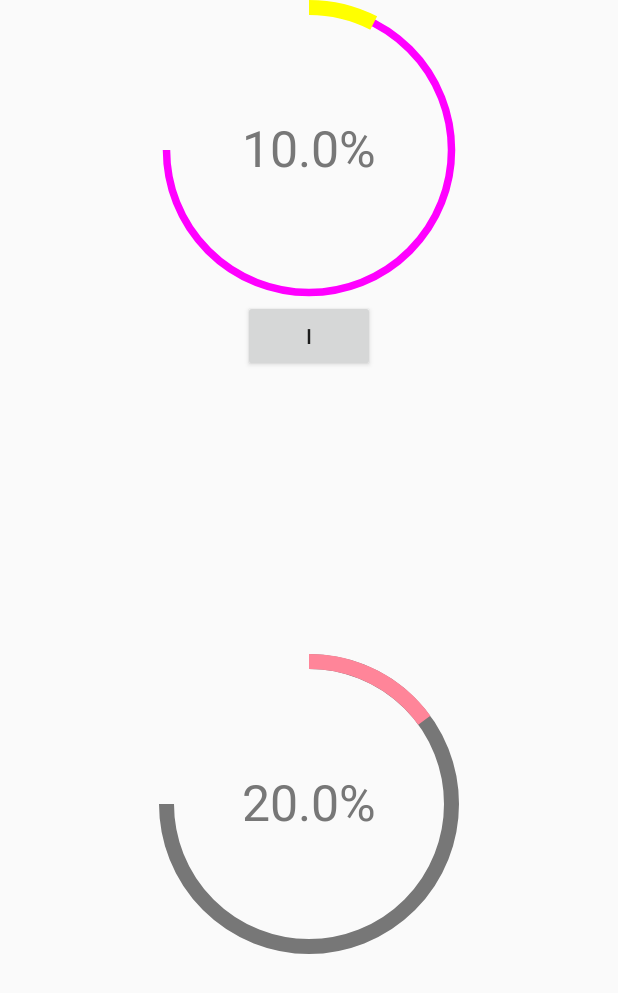
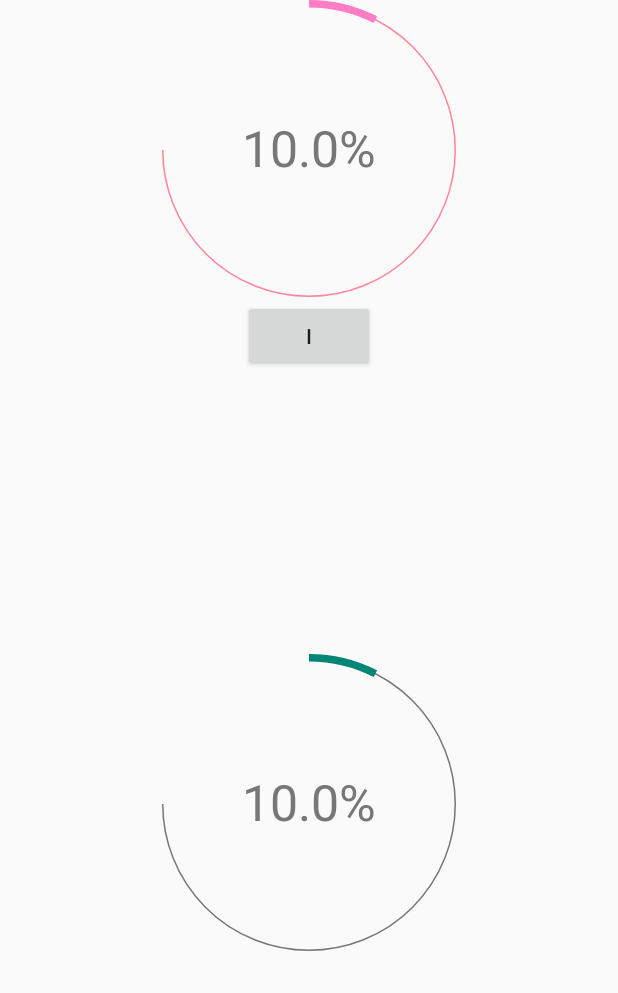
Before and after one commit to FaediMichele/fitnessApp, an Android app: the screen it shows after launch (ProgerssBarActivity before the commit, ProgressBarActivity after it), on a phone screen of 412 x 824 dp. Shown: the top 993 px of the screen. Run offline under Robolectric (Android 15) with nearby library versions, the phone set to English and light mode, and no system bars.

Commit message:
punto di ripristino

```diff
--- a/crinaed/app/src/main/AndroidManifest.xml
+++ b/crinaed/app/src/main/AndroidManifest.xml
@@ -9,7 +9,7 @@
         android:roundIcon="@mipmap/ic_launcher_round"
         android:supportsRtl="true"
         android:theme="@style/AppTheme">
-        <activity android:name=".ProgerssBarActivity">
+        <activity android:name=".ProgressBarActivity">
             <intent-filter>
                 <action android:name="android.intent.action.MAIN" />
                 <category android:name="android.intent.category.LAUNCHER" />
--- a/crinaed/app/src/main/java/com/example/crinaed/ProgressBar/ProgressBarPageFragment.java
+++ b/crinaed/app/src/main/java/com/example/crinaed/ProgressBar/ProgressBarPageFragment.java
@@ -1,6 +1,7 @@
 package com.example.crinaed.ProgressBar;
 
 import android.os.Bundle;
+import android.util.Log;
 import android.view.LayoutInflater;
 import android.view.View;
 import android.view.ViewGroup;
@@ -23,17 +24,18 @@ public class ProgressBarPageFragment extends Fragment {
      * percent complete
      *
      */
+    private   ProgressBarView progressBar;
 
     private int progress = 10;
-
 
     @Nullable
     @Override
     public View onCreateView(@NonNull LayoutInflater inflater, @Nullable ViewGroup container, @Nullable Bundle savedInstanceState) {
         final ViewGroup view = (ViewGroup) inflater.inflate(R.layout.fragment_progress_bar,container, false);
         ProgressBarView progressBar = view.findViewById(R.id.progressBarView);
-        int colorPrimary = ContextCompat.getColor(getContext(),R.color.colorRedPrimary);
-        progressBar.setForegroundColor(colorPrimary);
+
+//        progressBar.setForegroundColor(this.foregroundColor);
+//        progressBar.setBackgroundColor(this.backgroundColor);
 
         progressBar.setOnClickListener(new View.OnClickListener() {
             @Override
@@ -44,4 +46,9 @@ public class ProgressBarPageFragment extends Fragment {
         });
         return view;
     }
+
+    public ProgressBarPageFragment setForegroundColor(int color){
+        progressBar.setForegroundColor(ContextCompat.getColor(getContext(),color));
+        return this;
+    }
 }
--- a/crinaed/app/src/main/java/com/example/crinaed/ProgressBar/ProgressBarPagerAdapter.java
+++ b/crinaed/app/src/main/java/com/example/crinaed/ProgressBar/ProgressBarPagerAdapter.java
@@ -3,12 +3,14 @@ package com.example.crinaed.ProgressBar;
 import android.util.Log;
 
 import androidx.annotation.NonNull;
+import androidx.core.content.ContextCompat;
 import androidx.fragment.app.Fragment;
 import androidx.fragment.app.FragmentManager;
 import androidx.fragment.app.FragmentStatePagerAdapter;
 
 import com.example.crinaed.ProgressBar.TestModel.ListProgressBar;
 import com.example.crinaed.ProgressBar.TestModel.ProgressBarModel;
+import com.example.crinaed.R;
 
 import java.util.List;
 
@@ -27,7 +29,12 @@ public class ProgressBarPagerAdapter extends FragmentStatePagerAdapter {
 
     @Override
     public Fragment getItem(int position) {
-        return new ProgressBarPageFragment();// devi scrivere la view e settarla
+        int foreground = R.color.colorPrimary;
+        int background = R.color.colorPrimaryDark;
+        Log.d("ciao","vedo l'oggetto colore :" + foreground);
+        //return new ProgressBarPageFragment(R.color.colorRedPrimary,R.color.colorRedSecondary,0.0);
+        return new ProgressBarPageFragment();
+        // devi scrivere la view e settarla
     }
 
 
--- a/crinaed/app/src/main/java/com/example/crinaed/ProgerssBarActivity.java
+++ b/crinaed/app/src/main/java/com/example/crinaed/ProgressBarActivity.java
@@ -16,7 +16,7 @@ import com.example.crinaed.ProgressBar.ProgressBarPagerAdapter;
 import com.example.crinaed.view.ProgressBarView;
 
 
-public class ProgerssBarActivity extends FragmentActivity {
+public class ProgressBarActivity extends FragmentActivity {
 
     private int progress = 10;
     /**
--- a/crinaed/app/src/main/java/com/example/crinaed/database/entity/MyStep.java
+++ b/crinaed/app/src/main/java/com/example/crinaed/database/entity/MyStep.java
@@ -11,6 +11,8 @@ public class MyStep {
     public String unitMeasure;
     public double max;
     public double progression;
+    //lista di string // nome dei vari check 200g insalata, 3k di corsa
+    //
 
     public MyStep(long idCommitment, int num, String name, double incVal, String unitMeasure, double max, double progression) {
         this.idCommitment = idCommitment;
@@ -18,7 +20,7 @@ public class MyStep {
         this.name = name;
         this.incVal = incVal;
         this.unitMeasure = unitMeasure;
-        this.max = max;
+        this.max = max;// il valore di fine scala
         this.progression = progression;
     }
 }
--- a/crinaed/app/src/main/res/layout/activity_progress.xml
+++ b/crinaed/app/src/main/res/layout/activity_progress.xml
@@ -12,15 +12,15 @@
         android:layout_width="300dp"
         android:layout_height="200dp"
         app:angle="270"
-        app:backgroundColor="#f0f"
-        app:foregroundColor="#ff0"
-        app:backgroundStrokeWidth="5dp"
+        app:backgroundColor="@color/colorRedPrimary"
+        app:foregroundColor="@color/colorRedSecondary"
+        app:backgroundStrokeWidth="1dp"
         app:layout_constraintEnd_toEndOf="parent"
         app:layout_constraintStart_toStartOf="parent"
         app:layout_constraintTop_toTopOf="parent"
         app:progress="10"
         app:startAngle="270"
-        app:strokeWidth="10dp" />
+        app:strokeWidth="5dp" />
 
     <Button
         android:id="@+id/button"
--- a/crinaed/app/src/main/res/layout/fragment_progress_bar.xml
+++ b/crinaed/app/src/main/res/layout/fragment_progress_bar.xml
@@ -11,11 +11,12 @@
         android:layout_width="300dp"
         android:layout_height="200dp"
         app:angle="270"
-        app:progress="20"
+        app:backgroundStrokeWidth="1dp"
         app:layout_constraintEnd_toEndOf="parent"
         app:layout_constraintStart_toStartOf="parent"
         app:layout_constraintTop_toTopOf="parent"
+        app:progress="10"
         app:startAngle="270"
-        app:strokeWidth="10dp" />
+        app:strokeWidth="5dp" />
 
 </androidx.constraintlayout.widget.ConstraintLayout>
```
